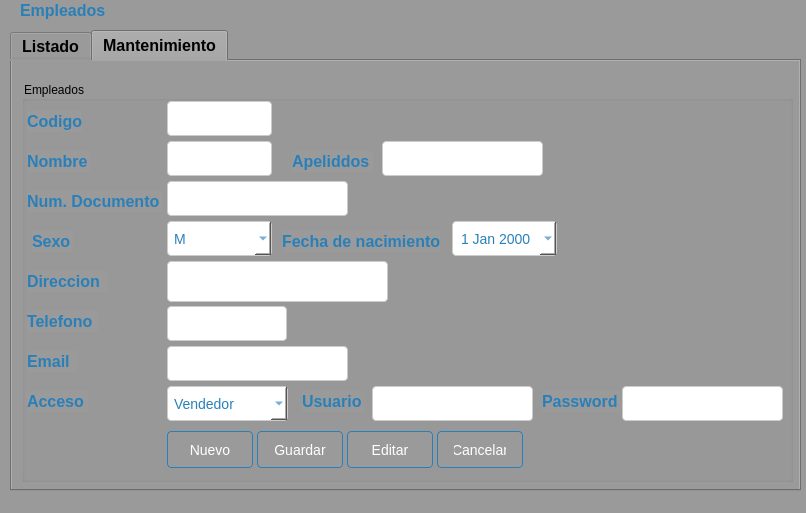
The window that Sistema de ventas/ui/FrmEmpleado.ui (CodeDrTech/DevelopPython) describes before a commit, drawn with Qt 5.
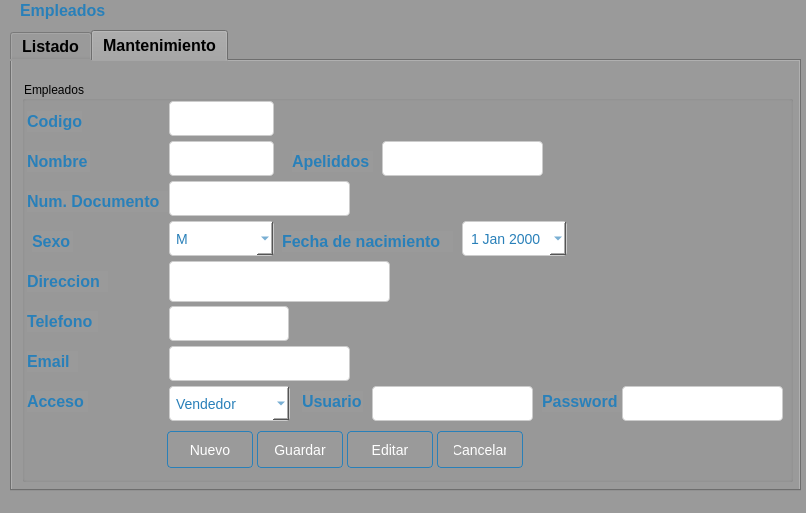
The same window after the commit. The open tabs and pages were chosen to show the change.

Diff of the .ui file:
```diff
--- a/Sistema de ventas/ui/FrmEmpleado.ui
+++ b/Sistema de ventas/ui/FrmEmpleado.ui
@@ -633,7 +633,7 @@
       <widget class="QLineEdit" name="txtCodigo">
        <property name="geometry">
         <rect>
-         <x>145</x>
+         <x>147</x>
          <y>20</y>
          <width>105</width>
          <height>35</height>
@@ -713,7 +713,7 @@
       <widget class="QLineEdit" name="txtNombre">
        <property name="geometry">
         <rect>
-         <x>145</x>
+         <x>147</x>
          <y>60</y>
          <width>105</width>
          <height>35</height>
@@ -793,7 +793,7 @@
       <widget class="QTextEdit" name="txtDireccion">
        <property name="geometry">
         <rect>
-         <x>145</x>
+         <x>147</x>
          <y>180</y>
          <width>221</width>
          <height>41</height>
@@ -899,7 +899,7 @@
         <rect>
          <x>5</x>
          <y>110</y>
-         <width>136</width>
+         <width>141</width>
          <height>21</height>
         </rect>
        </property>
@@ -921,7 +921,7 @@
       <widget class="QLineEdit" name="txtNumDocumento">
        <property name="geometry">
         <rect>
-         <x>145</x>
+         <x>147</x>
          <y>100</y>
          <width>181</width>
          <height>35</height>
@@ -1025,7 +1025,7 @@
       <widget class="QLineEdit" name="txtTelefono">
        <property name="geometry">
         <rect>
-         <x>145</x>
+         <x>147</x>
          <y>225</y>
          <width>120</width>
          <height>35</height>
@@ -1129,7 +1129,7 @@
       <widget class="QLineEdit" name="txtEmail">
        <property name="geometry">
         <rect>
-         <x>145</x>
+         <x>147</x>
          <y>265</y>
          <width>181</width>
          <height>35</height>
@@ -1313,7 +1313,7 @@
       <widget class="QComboBox" name="cmbSexo">
        <property name="geometry">
         <rect>
-         <x>145</x>
+         <x>147</x>
          <y>140</y>
          <width>105</width>
          <height>35</height>
@@ -1356,7 +1356,7 @@
         <rect>
          <x>260</x>
          <y>150</y>
-         <width>158</width>
+         <width>171</width>
          <height>21</height>
         </rect>
        </property>
@@ -1378,7 +1378,7 @@
       <widget class="QDateEdit" name="txtFechaNac">
        <property name="geometry">
         <rect>
-         <x>430</x>
+         <x>440</x>
          <y>140</y>
          <width>105</width>
          <height>35</height>
@@ -1490,7 +1490,7 @@
       <widget class="QComboBox" name="cmbAcceso">
        <property name="geometry">
         <rect>
-         <x>145</x>
+         <x>147</x>
          <y>305</y>
          <width>121</width>
          <height>35</height>
```
